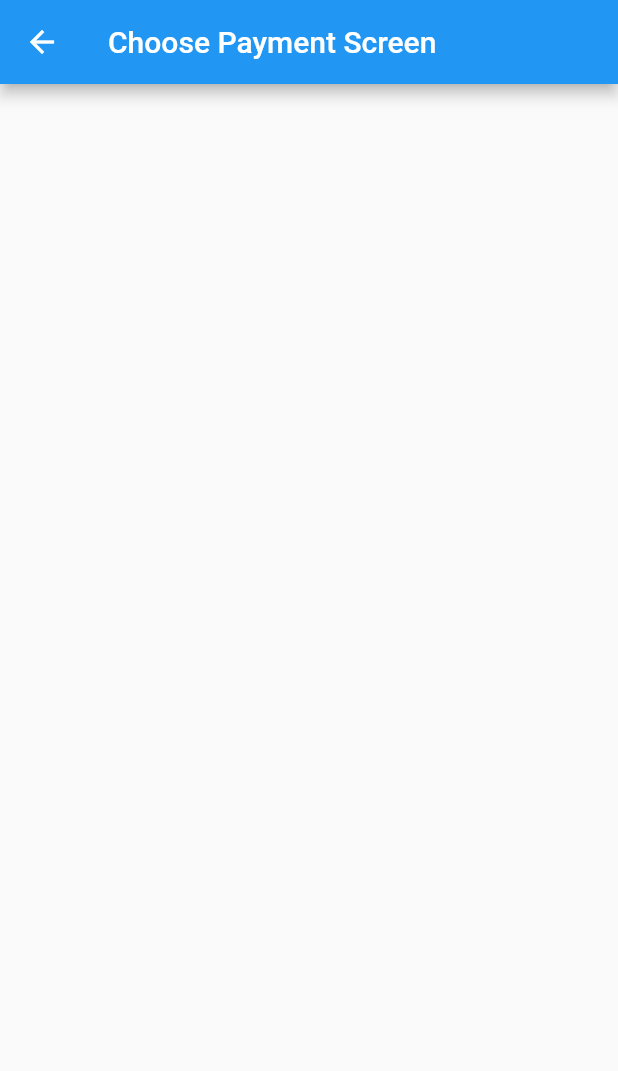
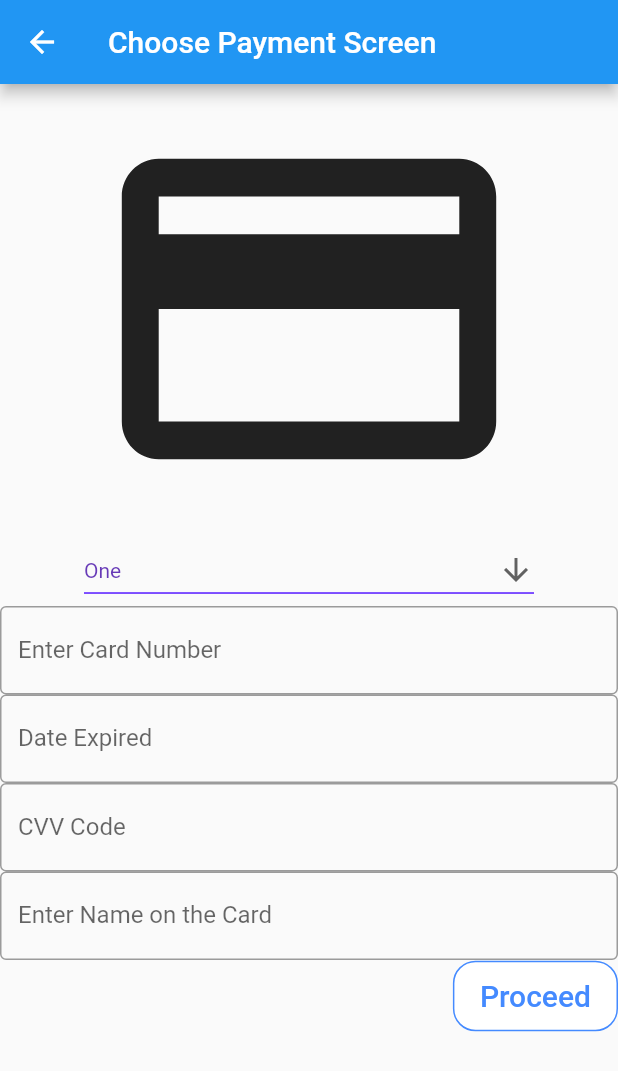
Before and after one commit to monstertau/E-Bike-Flutter, a Flutter app: the ChoosePaymentScreen screen opened by its route, on a phone screen of 412 x 824 dp. Shown: the top 1071 px of the screen. Run offline on Flutter 3.47's test engine with Material 2 defaults, Android fonts, the phone set to English and light mode, and no system bars; our stand-ins replace mvc_pattern; missing offline and left inert: dart:js.

Commit message:
choose payment UI

```diff
--- a/Programming/eco_bike_rental/lib/controller/PaymentController.dart
+++ b/Programming/eco_bike_rental/lib/controller/PaymentController.dart
@@ -37,8 +37,9 @@ class PaymentController extends ControllerMVC {
   bool valideCvvCode(cvvCode) {
     //TODO
     try {
-      if (cvvCode == null || !(cvvCode is int)) return false;
-      if (cvvCode.toString().length > 3) return false;
+      if (cvvCode == null) return false;
+      int.parse(cvvCode);
+      if (cvvCode.length != 3) return false;
       return true;
     } catch (e) {
       return false;
@@ -81,6 +82,7 @@ class PaymentController extends ControllerMVC {
 
   bool checkAccountInfo(card) {
     //TODO
+    print(card);
     return true;
   }
 
--- a/Programming/eco_bike_rental/lib/main.dart
+++ b/Programming/eco_bike_rental/lib/main.dart
@@ -1,3 +1,4 @@
+import 'package:eco_bike_rental/view/payment_view/invoice_screen.dart';
 import 'package:eco_bike_rental/view/renting_view/barcode_screen.dart';
 import 'package:eco_bike_rental/view/common/bottom_bar.dart';
 import 'package:eco_bike_rental/view/dock_view/list_dock_screen.dart';
@@ -36,7 +37,8 @@ class _MyHomePageState extends State<MyHomePage> with TickerProviderStateMixin {
   int _lastSelected = 0;
   List<Widget> _listScreen = [
     ListDockScreen(),
-    RentedBikeScreen(),
+    // RentedBikeScreen(),
+    InvoiceScreen(),
     BarcodeScreen(),
   ];
 
--- a/Programming/eco_bike_rental/lib/subsystem/InterbankSubsystem.dart
+++ /dev/null
@@ -1 +0,0 @@
-class
--- a/Programming/eco_bike_rental/lib/view/common/routing.dart
+++ b/Programming/eco_bike_rental/lib/view/common/routing.dart
@@ -1,6 +1,9 @@
+import 'dart:js';
+
 import 'package:eco_bike_rental/utils/constants.dart';
 import 'package:eco_bike_rental/view/bike_view/bike_screen.dart';
 import 'package:eco_bike_rental/view/payment_view/choose_payment_screen.dart';
+import 'package:eco_bike_rental/view/payment_view/invoice_screen.dart';
 import 'package:eco_bike_rental/view/renting_view/confirm_rent_screen.dart';
 import 'package:eco_bike_rental/view/bike_view/rented_bike_screen.dart';
 import 'package:flutter/material.dart';
@@ -38,6 +41,8 @@ class AppRouter {
       case rentedBikeRoute:
         String id = settings.arguments;
         return MaterialPageRoute(builder: (context) => RentedBikeScreen());
+      case invoiceRoute:
+        return MaterialPageRoute(builder: (context) => InvoiceScreen());
       default:
         return MaterialPageRoute(
             builder: (context) => Scaffold(
--- a/Programming/eco_bike_rental/lib/view/payment_view/choose_payment_screen.dart
+++ b/Programming/eco_bike_rental/lib/view/payment_view/choose_payment_screen.dart
@@ -1,3 +1,5 @@
+import 'package:eco_bike_rental/controller/PaymentController.dart';
+import 'package:eco_bike_rental/model/Payment/CreditCard.dart';
 import 'package:flutter/material.dart';
 
 class ChoosePaymentScreen extends StatefulWidget {
@@ -5,7 +7,37 @@ class ChoosePaymentScreen extends StatefulWidget {
   _ChoosePaymentScreenState createState() => _ChoosePaymentScreenState();
 }
 
+TextEditingController ownerController = new TextEditingController();
+TextEditingController dateExpiredController = new TextEditingController();
+TextEditingController cardnumberController = new TextEditingController();
+TextEditingController cvvCodeController = new TextEditingController();
+String dropdownValue = 'One';
+PaymentController paymentController = new PaymentController();
+
 class _ChoosePaymentScreenState extends State<ChoosePaymentScreen> {
+  bool _validatename = true;
+  bool _validatecn = true;
+  bool _validatecvv = true;
+  bool _validatede = true;
+  void _processCard() {
+    setState(() {
+      _validatename = !paymentController.validateOwner(ownerController.text);
+      _validatede =
+          paymentController.validateDateExpired(dateExpiredController.text);
+      _validatecn =
+          paymentController.validateCardCode(cardnumberController.text);
+      _validatecvv = paymentController.valideCvvCode(cvvCodeController.text);
+    });
+    if (_validatecvv && _validatede && _validatename && _validatecn) {
+      CreditCard card = new CreditCard(
+          cardnumberController.text,
+          int.parse(cvvCodeController.text),
+          dateExpiredController.text,
+          ownerController.text);
+      paymentController.checkAccountInfo(card);
+    }
+  }
+
   @override
   Widget build(BuildContext context) {
     // TODO: complete design screen
@@ -13,7 +45,126 @@ class _ChoosePaymentScreenState extends State<ChoosePaymentScreen> {
       appBar: AppBar(
         title: Text("Choose Payment Screen"),
       ),
-      body: Container(),
+      body: Container(
+        child: Column(
+          // mainAxisAlignment: MainAxisAlignment.center,
+          children: <Widget>[
+            TestIcon(iconName: Icons.credit_card),
+            Column(
+              crossAxisAlignment: CrossAxisAlignment.center,
+              mainAxisSize: MainAxisSize.min,
+              children: [
+                DropdownCustom(),
+                TextField(
+                  controller: cardnumberController,
+                  // obscureText: false,
+                  decoration: InputDecoration(
+                      border: const OutlineInputBorder(),
+                      labelText: 'Enter Card Number',
+                      errorText: _validatecn ? null : 'Invalid Card Number'),
+                ),
+                TextField(
+                  controller: dateExpiredController,
+                  // obscureText: false,
+                  decoration: InputDecoration(
+                      border: const OutlineInputBorder(),
+                      labelText: 'Date Expired',
+                      errorText: _validatede ? null : 'Invalid Date Expired'),
+                ),
+                TextField(
+                  controller: cvvCodeController,
+                  // obscureText: false,
+                  decoration: InputDecoration(
+                      border: const OutlineInputBorder(),
+                      labelText: 'CVV Code',
+                      errorText: _validatecvv ? null : 'Invalid Cvv Code'),
+                ),
+                TextField(
+                  controller: ownerController,
+                  // obscureText: false,
+                  decoration: InputDecoration(
+                      border: const OutlineInputBorder(),
+                      labelText: 'Enter Name on the Card',
+                      errorText: _validatename ? null : 'Invalid Card Owner'),
+                ),
+              ],
+            ),
+            Row(
+              // width: 133,
+              mainAxisAlignment: MainAxisAlignment.end,
+              children: [
+                FlatButton(
+                  color: Colors.white,
+                  textColor: Colors.blueAccent,
+                  padding: EdgeInsets.only(
+                      bottom: 12.0, top: 12.0, right: 18.0, left: 18.0),
+                  splashColor: Colors.white,
+                  shape: RoundedRectangleBorder(
+                      borderRadius: BorderRadius.circular(15.0),
+                      side: BorderSide(color: Colors.blueAccent)),
+                  onPressed: _processCard,
+                  child: Text(
+                    "Proceed",
+                    style: TextStyle(fontSize: 20.0),
+                  ),
+                ),
+              ],
+            )
+          ],
+        ),
+      ),
     );
   }
 }
+
+class DropdownCustom extends StatefulWidget {
+  @override
+  _DropdownCustomState createState() => _DropdownCustomState();
+}
+
+class _DropdownCustomState extends State<DropdownCustom> {
+  @override
+  Widget build(BuildContext context) {
+    return Container(
+      width: 300,
+      child: DropdownButton<String>(
+        value: dropdownValue,
+        icon: Icon(Icons.arrow_downward),
+        iconSize: 24,
+        elevation: 16,
+        isExpanded: true,
+        style: TextStyle(color: Colors.deepPurple),
+        underline: Container(
+          height: 1.3,
+          color: Colors.deepPurpleAccent,
+        ),
+        onChanged: (String newValue) {
+          setState(() {
+            dropdownValue = newValue;
+          });
+        },
+        items: <String>['One', 'Two', 'Free', 'Four']
+            .map<DropdownMenuItem<String>>((String value) {
+          return DropdownMenuItem<String>(
+            value: value,
+            child: Text(value),
+          );
+        }).toList(),
+      ),
+    );
+  }
+}
+
+class TestIcon extends StatelessWidget {
+  final IconData iconName;
+  const TestIcon({Key key, this.iconName}) : super(key: key);
+
+  @override
+  Widget build(BuildContext context) {
+    return new Container(
+      child: new LayoutBuilder(builder: (context, constraint) {
+        return new Icon(iconName, size: 300.0);
+      }),
+    );
+  }
+}
```
Also changed, not shown: Programming/eco_bike_rental/lib/view/payment_view/invoice_screen.dart (added, +58 -0 lines), Programming/eco_bike_rental/pubspec.lock.
